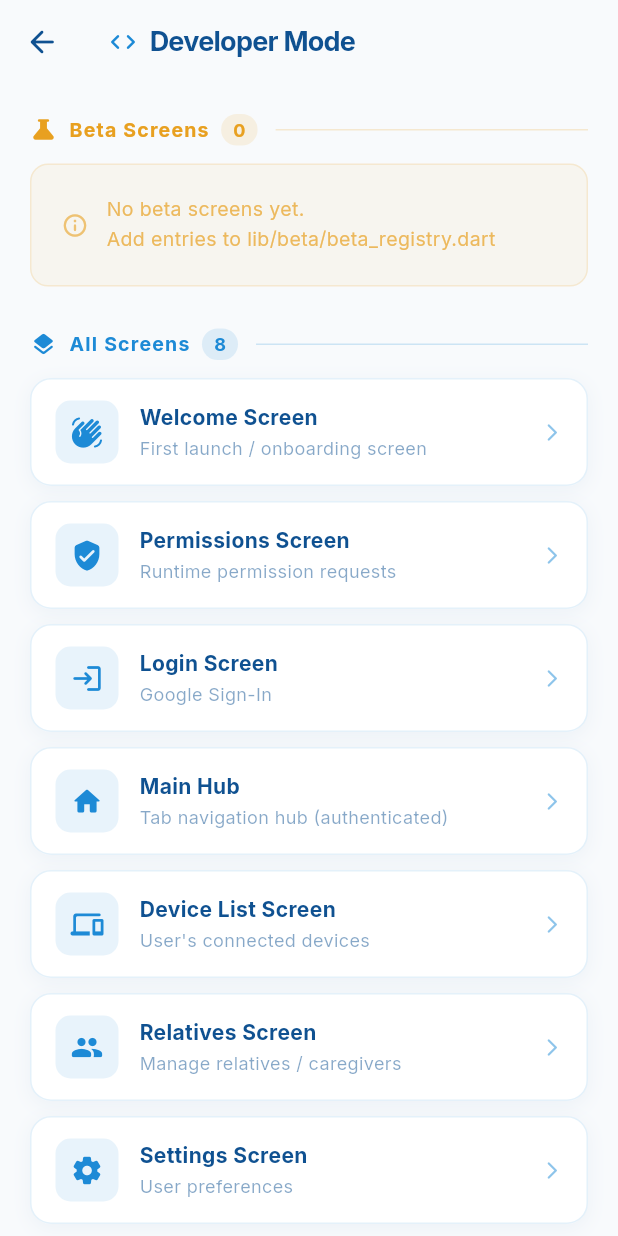
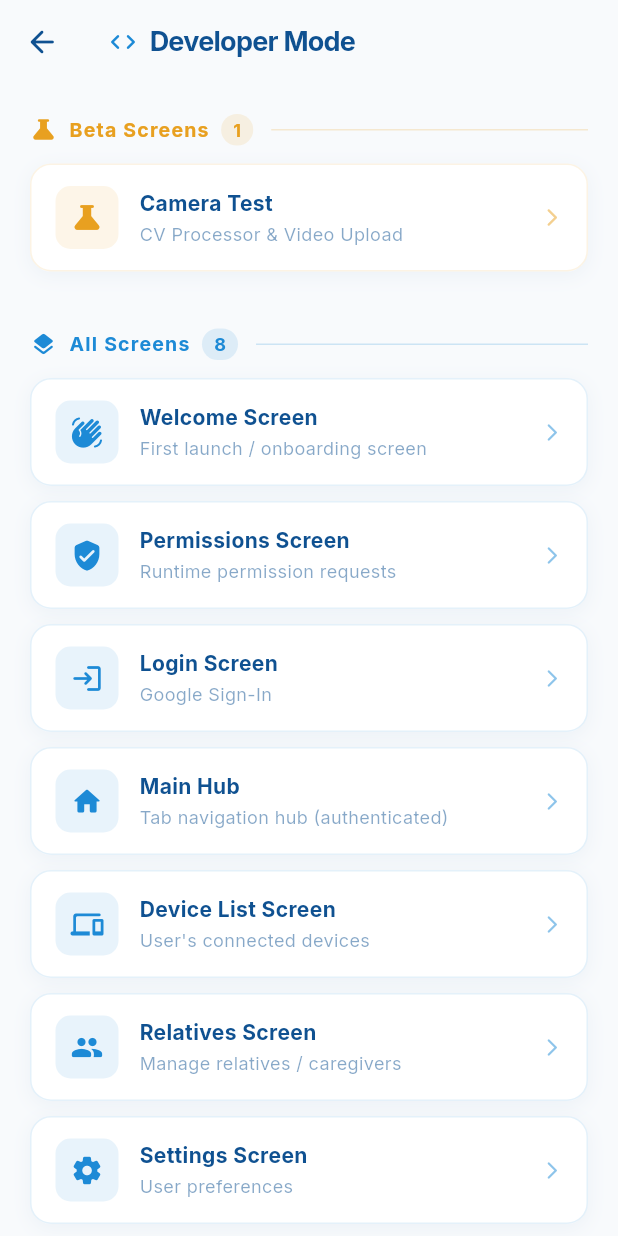
Before and after one commit to efesrnn/medTrackPlus, a Flutter app: the DeveloperScreen screen opened directly, on a phone screen of 412 x 824 dp. Run offline on Flutter 3.47's test engine with Material 3 defaults, Android fonts, the phone set to English and light mode, and no system bars; our stand-ins replace awesome_notifications, camera, cloud_firestore, easy_localization, firebase_auth, firebase_core and 8 more; missing offline and left inert: alarm, video_compress; accounts and stored records are empty; generated files the repository leaves out were written again; network calls fail; statements that could not run were skipped.

Commit message:
Beta Version enabled.
All the test files moved into lib/beta directory

```diff
--- a/lib/beta/beta_registry.dart
+++ b/lib/beta/beta_registry.dart
@@ -1,4 +1,5 @@
 import 'package:flutter/material.dart';
+import 'package:medTrackPlus/beta/camera_test/camera_test_screen.dart';
 
 /// Represents a single beta screen entry.
 class BetaScreen {
@@ -15,15 +16,14 @@ class BetaScreen {
 
 /// Registry of all beta screens under development.
 /// To add a new beta screen:
-///   1. Create your screen file in lib/beta/
-///   2. Import it below and add a BetaScreen entry to the list.
+///   1. Create your screen file in lib/beta/ (or lib/features/)
+///   2. Import it above and add a BetaScreen entry to the list.
 class BetaRegistry {
   static final List<BetaScreen> screens = [
-    // Example — uncomment and replace with your screen:
-    // BetaScreen(
-    //   name: 'New Dashboard',
-    //   description: 'Redesigned dashboard with charts',
-    //   builder: (context) => const NewDashboardScreen(),
-    // ),
+    BetaScreen(
+      name: 'Camera Test',
+      description: 'CV Processor & Video Upload',
+      builder: (_) => const CameraTestScreen(),
+    ),
   ];
 }
```
Also changed, not shown: lib/app/settings_screen.dart (+0 -15 lines), lib/beta/camera_test/camera_state.dart (renamed from lib/features/camera_test/camera_state.dart), lib/beta/camera_test/camera_test_screen.dart (renamed from lib/features/camera_test/camera_test_screen.dart), lib/beta/camera_test/mock_cv_processor.dart (renamed from lib/features/camera_test/mock_cv_processor.dart), lib/beta/camera_test/video_service.dart (renamed from lib/features/camera_test/video_service.dart), lib/beta/verification/accuracy_scoring_engine.dart (renamed from lib/features/verification/accuracy_scoring_engine.dart), lib/beta/verification/verification_service.dart (renamed from lib/features/verification/verification_service.dart), lib/beta/verification/verification_state.dart (renamed from lib/features/verification/verification_state.dart).
